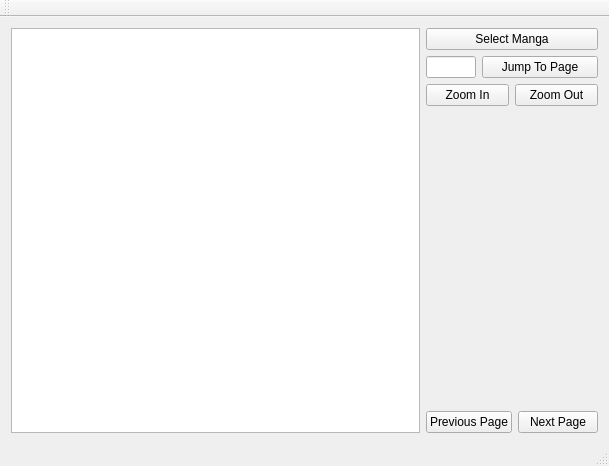
First picture: the form in mainwindow.ui, repository joe-broder15/mango, before the edit.
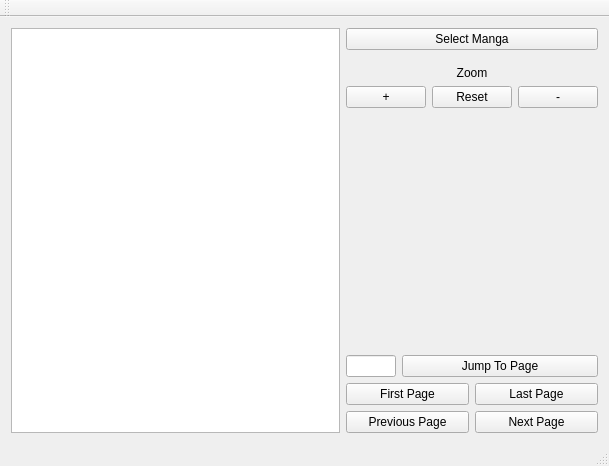
Second picture: the form after the edit.

Diff of the .ui file:
```diff
--- a/mainwindow.ui
+++ b/mainwindow.ui
@@ -29,6 +29,80 @@
           </property>
          </widget>
         </item>
+        <item>
+         <spacer name="verticalSpacer_2">
+          <property name="orientation">
+           <enum>Qt::Vertical</enum>
+          </property>
+          <property name="sizeType">
+           <enum>QSizePolicy::Fixed</enum>
+          </property>
+          <property name="sizeHint" stdset="0">
+           <size>
+            <width>20</width>
+            <height>10</height>
+           </size>
+          </property>
+         </spacer>
+        </item>
+        <item>
+         <widget class="QLabel" name="label">
+          <property name="text">
+           <string>Zoom</string>
+          </property>
+          <property name="alignment">
+           <set>Qt::AlignCenter</set>
+          </property>
+         </widget>
+        </item>
+        <item>
+         <layout class="QHBoxLayout" name="horizontalLayout_2">
+          <item>
+           <widget class="QPushButton" name="zoomInButton">
+            <property name="text">
+             <string>+</string>
+            </property>
+           </widget>
+          </item>
+          <item>
+           <widget class="QPushButton" name="zoomResetButton">
+            <property name="text">
+             <string>Reset</string>
+            </property>
+           </widget>
+          </item>
+          <item>
+           <widget class="QPushButton" name="zoomOutButton">
+            <property name="text">
+             <string>-</string>
+            </property>
+           </widget>
+          </item>
+         </layout>
+        </item>
+        <item>
+         <spacer name="verticalSpacer">
+          <property name="orientation">
+           <enum>Qt::Vertical</enum>
+          </property>
+          <property name="sizeHint" stdset="0">
+           <size>
+            <width>20</width>
+            <height>40</height>
+           </size>
+          </property>
+         </spacer>
+        </item>
+        <item>
+         <widget class="QLabel" name="pageLabel">
+          <property name="text">
+           <string/>
+          </property>
+          <property name="alignment">
+           <set>Qt::AlignCenter</set>
+          </property>
+         </widget>
+        </item>
         <item>
          <layout class="QHBoxLayout" name="horizontalLayout">
           <item>
@@ -57,46 +131,23 @@
          </layout>
         </item>
         <item>
-         <layout class="QHBoxLayout" name="horizontalLayout_2">
-          <item>
-           <widget class="QPushButton" name="pushButton_2">
-            <property name="text">
-             <string>Zoom In</string>
-            </property>
-           </widget>
-          </item>
+         <layout class="QHBoxLayout" name="horizontalLayout_5">
           <item>
            <widget class="QPushButton" name="pushButton">
             <property name="text">
-             <string>Zoom Out</string>
+             <string>First Page</string>
+            </property>
+           </widget>
+          </item>
+          <item>
+           <widget class="QPushButton" name="pushButton_2">
+            <property name="text">
+             <string>Last Page</string>
             </property>
            </widget>
           </item>
          </layout>
         </item>
-        <item>
-         <spacer name="verticalSpacer">
-          <property name="orientation">
-           <enum>Qt::Vertical</enum>
-          </property>
-          <property name="sizeHint" stdset="0">
-           <size>
-            <width>20</width>
-            <height>40</height>
-           </size>
-          </property>
-         </spacer>
-        </item>
-        <item>
-         <widget class="QLabel" name="pageLabel">
-          <property name="text">
-           <string/>
-          </property>
-          <property name="alignment">
-           <set>Qt::AlignCenter</set>
-          </property>
-         </widget>
-        </item>
         <item>
          <layout class="QHBoxLayout" name="horizontalLayout_4">
           <item>
```
